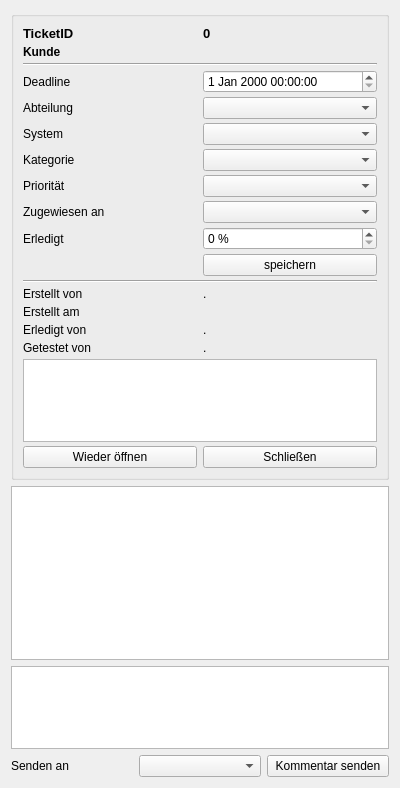
Old version of the form TicketDetails.ui in the repository ghannami/TicketSystem.
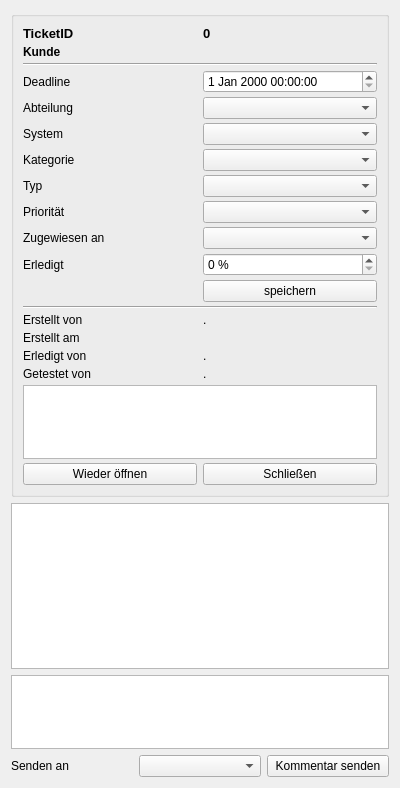
New version of the form.

Patch:
```diff
--- a/TicketDetails.ui
+++ b/TicketDetails.ui
@@ -23,28 +23,35 @@
       <property name="verticalSpacing">
        <number>4</number>
       </property>
-      <item row="19" column="2">
+      <item row="10" column="1">
+       <widget class="QLabel" name="label_6">
+        <property name="text">
+         <string>Erledigt</string>
+        </property>
+       </widget>
+      </item>
+      <item row="20" column="2">
        <widget class="QPushButton" name="changeState">
         <property name="text">
          <string>Schließen</string>
         </property>
        </widget>
       </item>
-      <item row="15" column="2">
+      <item row="16" column="2">
        <widget class="QLabel" name="processedByLabel2">
         <property name="text">
          <string>.</string>
         </property>
        </widget>
       </item>
-      <item row="16" column="1">
+      <item row="17" column="1">
        <widget class="QLabel" name="testedByLabel1">
         <property name="text">
          <string>Getestet von</string>
         </property>
        </widget>
       </item>
-      <item row="7" column="2">
+      <item row="8" column="2">
        <widget class="QComboBox" name="priorityBox"/>
       </item>
       <item row="0" column="2">
@@ -75,21 +82,21 @@
         </property>
        </widget>
       </item>
-      <item row="16" column="2">
+      <item row="17" column="2">
        <widget class="QLabel" name="testedByLabel2">
         <property name="text">
          <string>.</string>
         </property>
        </widget>
       </item>
-      <item row="14" column="1">
+      <item row="15" column="1">
        <widget class="QLabel" name="label_5">
         <property name="text">
          <string>Erstellt am</string>
         </property>
        </widget>
       </item>
-      <item row="18" column="1" colspan="2">
+      <item row="19" column="1" colspan="2">
        <widget class="QTextEdit" name="title">
         <property name="maximumSize">
          <size>
@@ -102,14 +109,14 @@
         </property>
        </widget>
       </item>
-      <item row="15" column="1">
+      <item row="16" column="1">
        <widget class="QLabel" name="processedByLabel1">
         <property name="text">
          <string>Erledigt von</string>
         </property>
        </widget>
       </item>
-      <item row="7" column="1">
+      <item row="8" column="1">
        <widget class="QLabel" name="label_4">
         <property name="text">
          <string>Priorität</string>
@@ -142,13 +149,6 @@
         </property>
        </widget>
       </item>
-      <item row="9" column="1">
-       <widget class="QLabel" name="label_6">
-        <property name="text">
-         <string>Erledigt</string>
-        </property>
-       </widget>
-      </item>
       <item row="6" column="1">
        <widget class="QLabel" name="label_7">
         <property name="text">
@@ -159,7 +159,7 @@
       <item row="6" column="2">
        <widget class="QComboBox" name="categorie"/>
       </item>
-      <item row="9" column="2">
+      <item row="10" column="2">
        <widget class="QSpinBox" name="percent">
         <property name="suffix">
          <string> %</string>
@@ -175,7 +175,7 @@
         </property>
        </widget>
       </item>
-      <item row="14" column="2">
+      <item row="15" column="2">
        <widget class="QLabel" name="createdOn">
         <property name="text">
          <string/>
@@ -213,45 +213,45 @@
         </property>
        </widget>
       </item>
-      <item row="13" column="1">
+      <item row="14" column="1">
        <widget class="QLabel" name="createdByLabel1">
         <property name="text">
          <string>Erstellt von</string>
         </property>
        </widget>
       </item>
-      <item row="13" column="2">
+      <item row="14" column="2">
        <widget class="QLabel" name="createdByLabel2">
         <property name="text">
          <string>.</string>
         </property>
        </widget>
       </item>
-      <item row="8" column="2">
+      <item row="9" column="2">
        <widget class="QComboBox" name="ticketToUserBox"/>
       </item>
-      <item row="8" column="1">
+      <item row="9" column="1">
        <widget class="QLabel" name="label_3">
         <property name="text">
          <string>Zugewiesen an</string>
         </property>
        </widget>
       </item>
-      <item row="12" column="1" colspan="2">
+      <item row="13" column="1" colspan="2">
        <widget class="Line" name="line_2">
         <property name="orientation">
          <enum>Qt::Horizontal</enum>
         </property>
        </widget>
       </item>
-      <item row="19" column="1">
+      <item row="20" column="1">
        <widget class="QPushButton" name="reopen">
         <property name="text">
          <string>Wieder öffnen</string>
         </property>
        </widget>
       </item>
-      <item row="10" column="2">
+      <item row="11" column="2">
        <widget class="QPushButton" name="save">
         <property name="text">
          <string>speichern</string>
@@ -268,6 +268,16 @@
       <item row="5" column="2">
        <widget class="QComboBox" name="systemBox"/>
       </item>
+      <item row="7" column="1">
+       <widget class="QLabel" name="label_11">
+        <property name="text">
+         <string>Typ</string>
+        </property>
+       </widget>
+      </item>
+      <item row="7" column="2">
+       <widget class="QComboBox" name="typeBox"/>
+      </item>
      </layout>
     </widget>
    </item>
```
